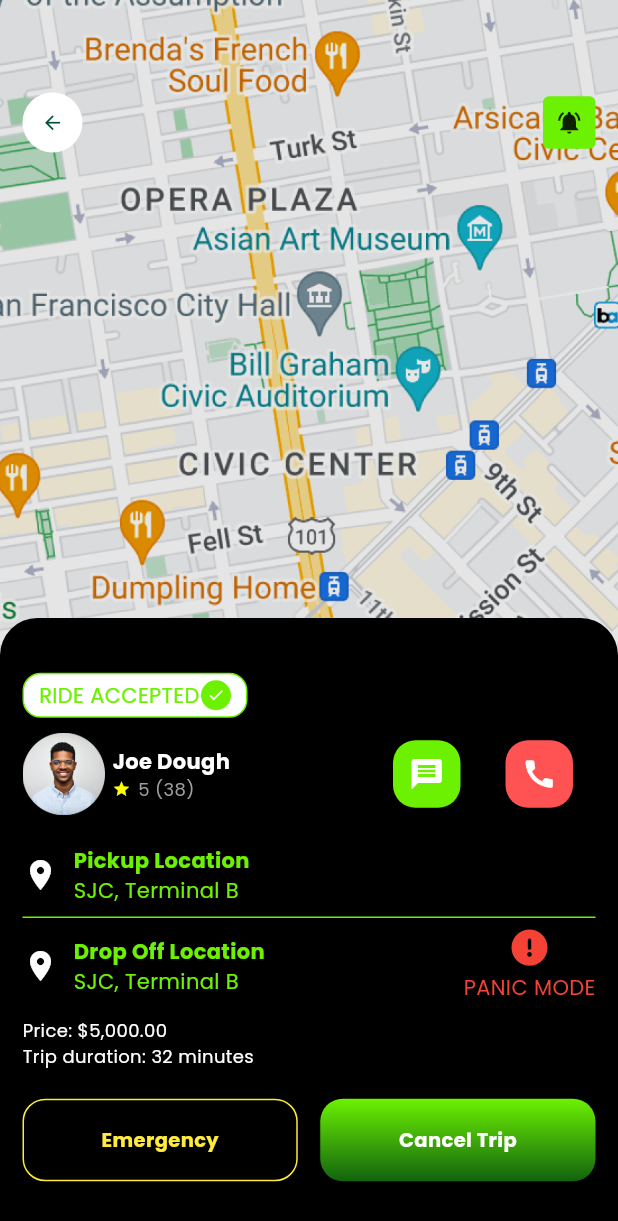
After one commit to Christentimmy/Rider-Eco, a Flutter app: the TripStatusScreen screen opened directly, on a phone screen of 412 x 824 dp. The commit adds this screen. Shown: the top 1221 px of the screen. Run offline on Flutter 3.47's test engine with Material 3 defaults, Android fonts, the phone set to English and light mode, and no system bars; our stand-ins replace country_code_picker, flutter_svg, font_awesome_flutter, get, google_fonts, image_picker and 2 more.

Commit message:
trip status screen

```diff
--- a/lib/pages/home/pay_screen.dart
+++ b/lib/pages/home/pay_screen.dart
@@ -2,6 +2,7 @@ import 'package:flutter/material.dart';
 import 'package:font_awesome_flutter/font_awesome_flutter.dart';
 import 'package:get/get.dart';
 import 'package:lottie/lottie.dart';
+import 'package:rider/pages/home/trip_status_screen.dart';
 import 'package:rider/resources/colors.dart';
 import 'package:rider/widgets/custom_button.dart';
 import 'package:rider/widgets/custom_textfield.dart';
@@ -92,9 +93,12 @@ class PayScreen extends StatelessWidget {
             ),
             SizedBox(height: Get.height * 0.1),
             CommonButton(
-              text: "Withdraw",
+              text: "Pay",
               ontap: () {
                 displayDiaogBox(context);
+                Future.delayed(const Duration(seconds: 1), () {
+                  Get.to(()=> TripStatusScreen());
+                });
               },
             ),
           ],
--- a/lib/pages/home/trip_details_screen.dart
+++ b/lib/pages/home/trip_details_screen.dart
@@ -35,7 +35,7 @@ class TripDetailsScreen extends StatelessWidget {
 
   Container _buildWidgetBelowMap() {
     return Container(
-      height: 340,
+      height: Get.height * 0.4,
       width: double.infinity,
       padding: const EdgeInsets.symmetric(horizontal: 15, vertical: 15),
       decoration: const BoxDecoration(
--- /dev/null
+++ b/lib/pages/home/trip_status_screen.dart
@@ -0,0 +1,415 @@
+import 'package:flutter/material.dart';
+import 'package:font_awesome_flutter/font_awesome_flutter.dart';
+import 'package:get/get.dart';
+import 'package:rider/pages/home/home_screen.dart';
+import 'package:rider/pages/home/notifcation_screen.dart';
+
+import 'package:rider/resources/colors.dart';
+import 'package:rider/widgets/custom_button.dart';
+
+class TripStatusScreen extends StatelessWidget {
+  const TripStatusScreen({super.key});
+
+  @override
+  Widget build(BuildContext context) {
+    return Scaffold(
+      body: GestureDetector(
+        onTap: () {},
+        child: Container(
+          padding: const EdgeInsets.only(top: 25),
+          decoration: const BoxDecoration(
+            image: DecorationImage(
+              image: AssetImage("assets/images/map.png"),
+              fit: BoxFit.cover,
+            ),
+          ),
+          child: Column(
+            crossAxisAlignment: CrossAxisAlignment.start,
+            children: [
+              SizedBox(height: Get.height / 22.5),
+              _buildNavBarOnMap(),
+              const Spacer(),
+              _buildWidgetBelowMap(context: context),
+            ],
+          ),
+        ),
+      ),
+    );
+  }
+
+  Container _buildWidgetBelowMap({
+    required BuildContext context,
+  }) {
+    return Container(
+      height: Get.height * 0.5,
+      width: double.infinity,
+      padding: const EdgeInsets.symmetric(horizontal: 15, vertical: 15),
+      decoration: const BoxDecoration(
+        color: Colors.black,
+        borderRadius: BorderRadius.only(
+          topLeft: Radius.circular(25),
+          topRight: Radius.circular(25),
+        ),
+      ),
+      child: Column(
+        crossAxisAlignment: CrossAxisAlignment.start,
+        mainAxisAlignment: MainAxisAlignment.center,
+        children: [
+          Container(
+            height: 30,
+            width: 150,
+            padding: const EdgeInsets.symmetric(horizontal: 10),
+            decoration: BoxDecoration(
+              borderRadius: BorderRadius.circular(12),
+              border: Border.all(
+                width: 1,
+                color: AppColors.primaryColor,
+              ),
+              color: Colors.white,
+            ),
+            child: const Row(
+              mainAxisAlignment: MainAxisAlignment.spaceBetween,
+              crossAxisAlignment: CrossAxisAlignment.center,
+              children: [
+                Text(
+                  "RIDE ACCEPTED",
+                  style: TextStyle(
+                    color: AppColors.primaryColor,
+                  ),
+                ),
+                CircleAvatar(
+                  radius: 10,
+                  backgroundColor: AppColors.primaryColor,
+                  child: Icon(
+                    Icons.done,
+                    color: Colors.white,
+                    size: 12,
+                  ),
+                )
+              ],
+            ),
+          ),
+          const SizedBox(height: 10),
+          Row(
+            children: [
+              Image.asset(
+                "assets/images/avater2.png",
+                width: 55,
+              ),
+              const SizedBox(width: 5),
+              const Column(
+                crossAxisAlignment: CrossAxisAlignment.start,
+                children: [
+                  Text(
+                    "Joe Dough",
+                    style: TextStyle(
+                      color: Colors.white,
+                      fontWeight: FontWeight.bold,
+                    ),
+                  ),
+                  Row(
+                    children: [
+                      Icon(
+                        Icons.star,
+                        color: Colors.yellowAccent,
+                        size: 12,
+                      ),
+                      SizedBox(width: 5),
+                      Text(
+                        "5 (38)",
+                        style: TextStyle(
+                          color: Colors.grey,
+                          fontSize: 12,
+                        ),
+                      ),
+                    ],
+                  )
+                ],
+              ),
+              const Spacer(),
+              GestureDetector(
+                onTap: () {
+                  // Get.to(() => ChatScreen());
+                },
+                child: Container(
+                  height: 45,
+                  width: 45,
+                  margin: const EdgeInsets.symmetric(horizontal: 15),
+                  alignment: Alignment.center,
+                  decoration: BoxDecoration(
+                    borderRadius: BorderRadius.circular(15),
+                    color: AppColors.primaryColor,
+                  ),
+                  child: const Icon(
+                    Icons.message,
+                    color: Colors.white,
+                  ),
+                ),
+              ),
+              GestureDetector(
+                // onTap: () => Get.to(() => CallScreen()),
+                child: Container(
+                  height: 45,
+                  width: 45,
+                  margin: const EdgeInsets.symmetric(horizontal: 15),
+                  alignment: Alignment.center,
+                  decoration: BoxDecoration(
+                    borderRadius: BorderRadius.circular(15),
+                    color: Colors.redAccent,
+                  ),
+                  child: const Icon(
+                    Icons.call,
+                    color: Colors.white,
+                  ),
+                ),
+              ),
+            ],
+          ),
+          const SizedBox(height: 20),
+          const Row(
+            children: [
+              Icon(
+                Icons.location_on,
+                color: Colors.white,
+              ),
+              SizedBox(width: 10),
+              Column(
+                crossAxisAlignment: CrossAxisAlignment.start,
+                children: [
+                  Text(
+                    "Pickup Location",
+                    style: TextStyle(
+                      color: AppColors.primaryColor,
+                      fontWeight: FontWeight.bold,
+                    ),
+                  ),
+                  Text(
+                    "SJC, Terminal B",
+                    style: TextStyle(
+                      color: AppColors.primaryColor,
+                    ),
+                  ),
+                ],
+              )
+            ],
+          ),
+          const Divider(color: AppColors.primaryColor),
+          Row(
+            children: [
+              const Icon(
+                Icons.location_on,
+                color: Colors.white,
+              ),
+              const SizedBox(width: 10),
+              const Column(
+                crossAxisAlignment: CrossAxisAlignment.start,
+                children: [
+                  Text(
+                    "Drop Off Location",
+                    style: TextStyle(
+                      color: AppColors.primaryColor,
+                      fontWeight: FontWeight.bold,
+                    ),
+                  ),
+                  Text(
+                    "SJC, Terminal B",
+                    style: TextStyle(
+                      color: AppColors.primaryColor,
+                    ),
+                  ),
+                ],
+              ),
+              const Spacer(),
+              GestureDetector(
+                onTap: () {},
+                child: const Column(
+                  children: [
+                    FaIcon(
+                      FontAwesomeIcons.circleExclamation,
+                      color: Colors.red,
+                    ),
+                    SizedBox(height: 5),
+                    Text(
+                      "PANIC MODE",
+                      style: TextStyle(
+                        color: Colors.red,
+                      ),
+                    ),
+                  ],
+                ),
+              )
+            ],
+          ),
+          const SizedBox(height: 10),
+          const Text(
+            "Price: \$5,000.00",
+            style: TextStyle(
+              color: Colors.white,
+              fontSize: 12,
+            ),
+          ),
+          const Text(
+            "Trip duration: 32 minutes",
+            style: TextStyle(
+              color: Colors.white,
+              fontSize: 12,
+            ),
+          ),
+          const SizedBox(height: 20),
+          Row(
+            children: [
+              Expanded(child: Builder(
+                builder: (context) {
+                  return CommonButton(
+                    text: "Emergency",
+                    textColor: Colors.yellow,
+                    ontap: () {
+                      showBottomSheet(
+                        context: context,
+                        builder: (context) {
+                          return Container(
+                            height: Get.height * 0.6,
+                            width: Get.width,
+                            padding: const EdgeInsets.symmetric(
+                              horizontal: 20,
+                              vertical: 30,
+                            ),
+                            decoration: const BoxDecoration(
+                              color: Colors.black,
+                              borderRadius: BorderRadius.only(
+                                topLeft: Radius.circular(20),
+                                topRight: Radius.circular(20),
+                              ),
+                            ),
+                            child: Column(
+                              crossAxisAlignment: CrossAxisAlignment.start,
+                              children: [
+                                IconButton(
+                                  onPressed: () => Get.back(),
+                                  icon: const Icon(
+                                    Icons.arrow_back,
+                                    color: Colors.white,
+                                  ),
+                                ),
+                                const SizedBox(height: 20),
+                                const Center(
+                                  child: Text(
+                                    "Emergency",
+                                    style: TextStyle(
+                                      color: Colors.white,
+                                      fontWeight: FontWeight.bold,
+                                      fontSize: 20,
+                                    ),
+                                  ),
+                                ),
+                                const SizedBox(height: 20),
+                                CommonButton(
+                                  text: "Contact Support",
+                                  ontap: () {},
+                                  bgColor: Colors.black,
+                                  border: Border.all(
+                                    width: 1,
+                                    color: AppColors.primaryColor,
+                                  ),
+                                  textColor: AppColors.primaryColor,
+                                ),
+                                const SizedBox(height: 10),
+                                CommonButton(
+                                  text: "Car been hijacked",
+                                  ontap: () {},
+                                  bgColor: Colors.black,
+                                  border: Border.all(
+                                    width: 1,
+                                    color: AppColors.primaryColor,
+                                  ),
+                                  textColor: AppColors.primaryColor,
+                                ),
+                                const SizedBox(height: 10),
+                                CommonButton(
+                                  text: "Rude driver and attitude",
+                                  ontap: () {},
+                                  bgColor: Colors.black,
+                                  border: Border.all(
+                                    width: 1,
+                                    color: AppColors.primaryColor,
+                                  ),
+                                  textColor: AppColors.primaryColor,
+                                ),
+                                const SizedBox(height: 10),
+                                CommonButton(
+                                  text: "Other",
+                                  ontap: () {},
+                                  bgColor: Colors.black,
+                                  border: Border.all(
+                                    width: 1,
+                                    color: AppColors.primaryColor,
+                                  ),
+                                  textColor: AppColors.primaryColor,
+                                ),
+                              ],
+                            ),
+                          );
+                        },
+                      );
+                    },
+                    bgColor: Colors.black,
+                    border: Border.all(width: 1, color: Colors.yellow),
+                  );
+                },
+              )),
+              const SizedBox(width: 15),
+              Expanded(
+                child: CommonButton(
+                  text: "Cancel Trip",
+                  ontap: () {
+                    Get.offAll(() => HomeScreen());
+                  },
+                ),
+              ),
+            ],
+          )
+        ],
+      ),
+    );
+  }
+
+  Padding _buildNavBarOnMap() {
+    return Padding(
+      padding: const EdgeInsets.symmetric(horizontal: 15),
+      child: Row(
+        children: [
+          GestureDetector(
+            onTap: () => Get.back(),
+            child: const CircleAvatar(
+              radius: 20,
+              backgroundColor: Colors.white,
+              child: Icon(
+                Icons.arrow_back,
+                size: 15,
+              ),
+            ),
+          ),
+          const Spacer(),
+          GestureDetector(
+            onTap: () {
+              Get.to(() => NotificationScreen());
+            },
+            child: Container(
+              height: 35,
+              width: 35,
+              alignment: Alignment.center,
+              decoration: BoxDecoration(
+                color: AppColors.primaryColor,
+                borderRadius: BorderRadius.circular(4),
+              ),
+              child: const Icon(
+                Icons.notifications_active,
+                size: 18,
+              ),
+            ),
+          ),
+        ],
+      ),
+    );
+  }
+}
```
